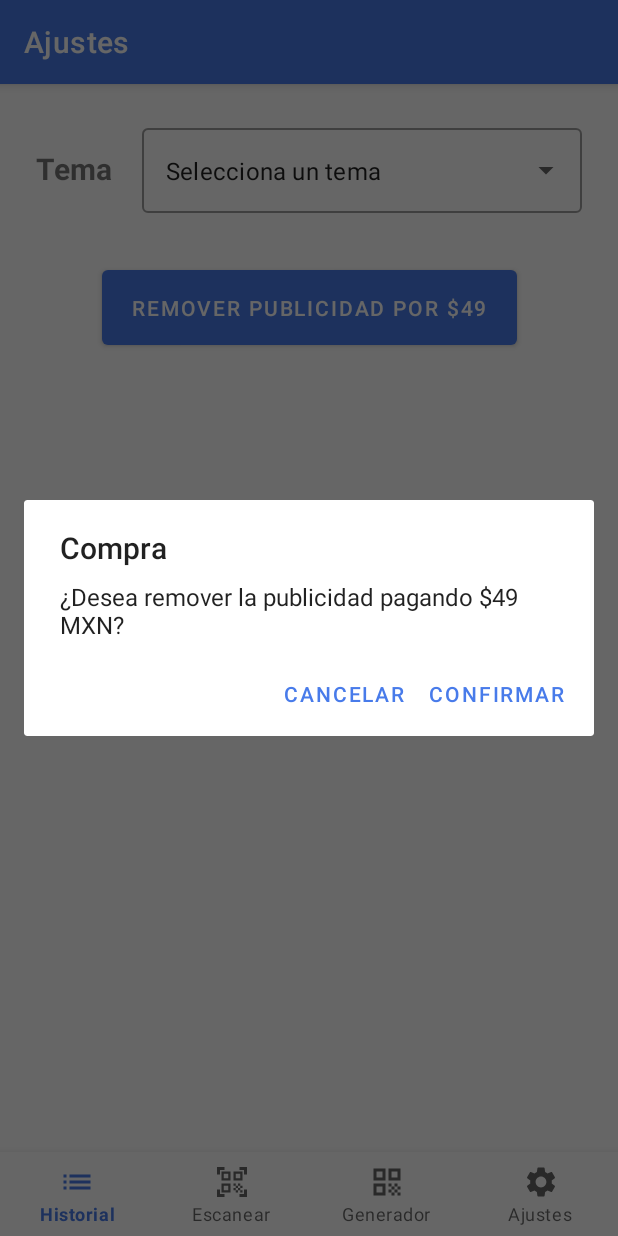
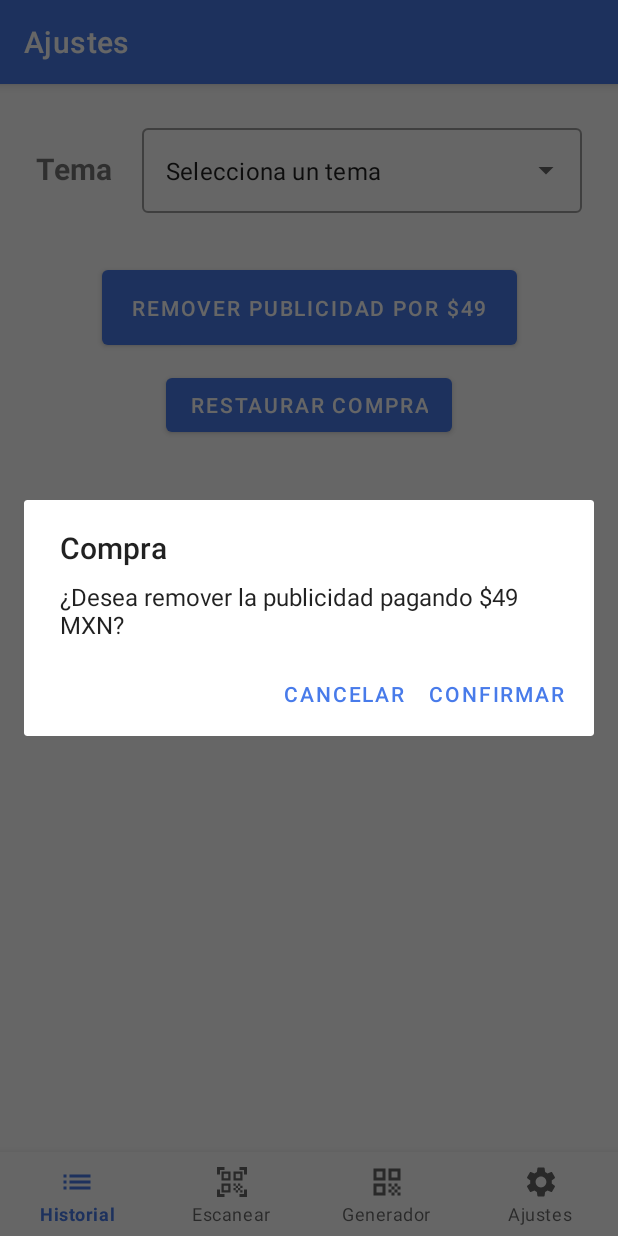
Before and after one commit to CesarArellano/Focus-Code-Project, an Android app: the SettingsFragment screen opened through its navigation route, after a tap on "REMOVER PUBLICIDAD POR $49", on a phone screen of 412 x 824 dp. Run offline under Robolectric (Android 15) with nearby library versions, the phone set to English and light mode, and no system bars; our stand-ins replace AdMob, Room's generated code, navigation-ui.

Commit message:
Adding last details

```diff
--- a/app/src/main/java/com/cesararellano/focuscode/GeneratorFragment.kt
+++ b/app/src/main/java/com/cesararellano/focuscode/GeneratorFragment.kt
@@ -81,7 +81,7 @@ class GeneratorFragment : Fragment() {
         }
     }
 
-    // Función encargada de generar ambos códigos, se le pasa el codeFormat para saber cómo va a genera el Bitmap junto con sus medidas (ancho y alto).
+    // Función encargada de generar ambos códigos, se le pasa el codeFormat para saber cómo va a generar el Bitmap junto con sus medidas (ancho y alto).
     private fun generateCode( codeFormat:BarcodeFormat, width: Int, height: Int ):Bitmap {
         val textToConvert = textToConvertEditText.text.toString()
         val multiFormatWriter = MultiFormatWriter()
@@ -90,7 +90,7 @@ class GeneratorFragment : Fragment() {
         return barcodeEncoder.createBitmap(bitMatrix)
     }
 
-    // Función utilizada para tomar un screenshot de los códigos (QR y Barcode) y para compartir la imagen generada con otras apps que tenga instalada el teléfono.
+    // Función utilizada para tomar un screenshot de los códigos (QR y Barcode) y para compartir la imagen generada con otras apps que tenga instaladas en su teléfono.
     private fun shareScreenshot() {
         try {
             val imageUri = takeScreenshot() // Devuelve el Uri donde se encuentra el screenshot.
@@ -115,7 +115,7 @@ class GeneratorFragment : Fragment() {
         val containerView = requireView().findViewById<ConstraintLayout>(R.id.codeContainer)
         val bitmap = Bitmap.createBitmap(containerView.width, containerView.height, Bitmap.Config.ARGB_8888)
 
-        // Convertimos un bitmap a un Canvas para modificar su estilos.
+        // Convertimos un Bitmap a un Canvas para modificar su estilos.
         val canvas = Canvas(bitmap)
 
         // El background del containerView se pinta de blanco.
@@ -131,7 +131,7 @@ class GeneratorFragment : Fragment() {
 
         return FileProvider.getUriForFile(
             requireContext(),
-            BuildConfig.APPLICATION_ID + ".provider",  //(app signature + ".provider" )
+            BuildConfig.APPLICATION_ID + ".provider",  //(APPLICATION_ID + ".provider" )
             screenshotFile
         )
     }
--- a/app/src/main/java/com/cesararellano/focuscode/ScanItem.kt
+++ b/app/src/main/java/com/cesararellano/focuscode/ScanItem.kt
@@ -4,7 +4,7 @@ import androidx.room.Entity
 import androidx.room.PrimaryKey
 import java.io.Serializable
 
-// Esta clase es la entidad para la base de datos.
+// Esta clase es utilizada para cada registro de la base de datos.
 @Entity(tableName = "scans")
 class ScanItem(
     val scanCode: String,
--- a/app/src/main/java/com/cesararellano/focuscode/SettingsFragment.kt
+++ b/app/src/main/java/com/cesararellano/focuscode/SettingsFragment.kt
@@ -19,6 +19,7 @@ import com.google.android.gms.ads.AdView
 class SettingsFragment : Fragment() {
     private lateinit var sharedPreferences: SharedPreferences
     private lateinit var removeAdsButton: Button
+    private lateinit var restorePurchasesButton: Button
     private lateinit var adBanner: AdView
 
     @SuppressLint("CommitPrefEdits")
@@ -34,8 +35,14 @@ class SettingsFragment : Fragment() {
         sharedPreferences = view.context.getSharedPreferences("SHARED_PREF", Context.MODE_PRIVATE)
         adBanner = requireActivity().findViewById(R.id.mainBanner)
         removeAdsButton = view.findViewById(R.id.removeAdsButton)
+        restorePurchasesButton = view.findViewById(R.id.restorePurchasesButton)
+
         removeAdsButton.setOnClickListener {
-            showDialog()
+            showDialog("Compra", "¿Desea remover la publicidad pagando \$49 MXN?")
+        }
+
+        restorePurchasesButton.setOnClickListener {
+            showDialog("Restaurar compra", "¿Desea restaurar su compra de la app?")
         }
 
         return view
@@ -51,16 +58,20 @@ class SettingsFragment : Fragment() {
     override fun onStart() {
         super.onStart()
         val premiumMode = sharedPreferences.getBoolean("premiumMode", false)
-        if( premiumMode ) removeAdsButton.visibility = View.GONE
+        if( premiumMode ) {
+            removeAdsButton.visibility = View.GONE
+            restorePurchasesButton.visibility = View.GONE
+        }
     }
 
-    // Alert Dialog que simula el pago para remover anuncios, si le da en confirmar, establece el modo premium en los SharedPreferences.
-    private fun showDialog() {
+    // Alert Dialog que simula o restaura el pago para remover anuncios, si le da en confirmar, establece el modo premium en los SharedPreferences.
+    private fun showDialog(title:String, msg: String) {
         val builder = AlertDialog.Builder(requireContext())
-        builder.setTitle("Compra")
-        builder.setMessage("¿Desea remover la publicidad pagando $49 MXN?")
+        builder.setTitle(title)
+        builder.setMessage(msg)
         builder.setPositiveButton("Confirmar") { dialog, _ -> // Confirma la eliminación de la cosa.
             removeAdsButton.visibility = View.GONE
+            restorePurchasesButton.visibility = View.GONE
             adBanner.isEnabled = false
             adBanner.visibility = View.GONE
             val editor: SharedPreferences.Editor = sharedPreferences.edit()
--- a/app/src/main/res/layout/fragment_generator.xml
+++ b/app/src/main/res/layout/fragment_generator.xml
@@ -82,6 +82,7 @@
                 android:id="@+id/barcodeImage"
                 android:layout_width="250dp"
                 android:layout_height="100dp"
+                android:layout_marginTop="2dp"
                 android:layout_marginBottom="8dp"
                 android:contentDescription="@string/barcodeImageLabel"
                 android:src="@drawable/barcode_placeholder"
--- a/app/src/main/res/layout/fragment_settings.xml
+++ b/app/src/main/res/layout/fragment_settings.xml
@@ -52,13 +52,24 @@
             android:layout_width="wrap_content"
             android:layout_height="wrap_content"
             android:layout_marginTop="32dp"
+            android:elevation="5dp"
+            android:paddingHorizontal="20dp"
             android:paddingVertical="15dp"
-            android:paddingHorizontal="20dp"
-            android:elevation="5dp"
             android:text="@string/removeAdsButton"
             app:layout_constraintEnd_toEndOf="parent"
             app:layout_constraintStart_toStartOf="parent"
             app:layout_constraintTop_toBottomOf="@+id/linearLayout" />
 
+        <Button
+            android:id="@+id/restorePurchasesButton"
+            android:layout_width="wrap_content"
+            android:layout_height="wrap_content"
+            android:layout_marginTop="10dp"
+            android:text="@string/restorePurchasesButton"
+            app:layout_constraintEnd_toEndOf="parent"
+            app:layout_constraintHorizontal_bias="0.5"
+            app:layout_constraintStart_toStartOf="parent"
+            app:layout_constraintTop_toBottomOf="@+id/removeAdsButton" />
+
     </androidx.constraintlayout.widget.ConstraintLayout>
 </FrameLayout>
--- a/app/src/main/res/values/strings.xml
+++ b/app/src/main/res/values/strings.xml
@@ -17,6 +17,7 @@
     <string name="placeLocationItem">Reubicar</string>
     <string name="deleteHistoryButton">Eliminar historial</string>
     <string name="emptyScansLabel">Sin Scans</string>
+    <string name="restorePurchasesButton">Restaurar compra</string>
     <string-array name="themes">
         <item >Claro</item>
         <item>Oscuro</item>
--- a/app/src/main/res/xml/provider_paths.xml
+++ b/app/src/main/res/xml/provider_paths.xml
@@ -1,5 +1,5 @@
 <?xml version="1.0" encoding="utf-8"?>
-<paths xmlns:android="http://schemas.android.com/apk/res/android">
+<paths>
     <external-path
         name="external_files"
         path="." />
```
Also changed, not shown: 2 other files.
